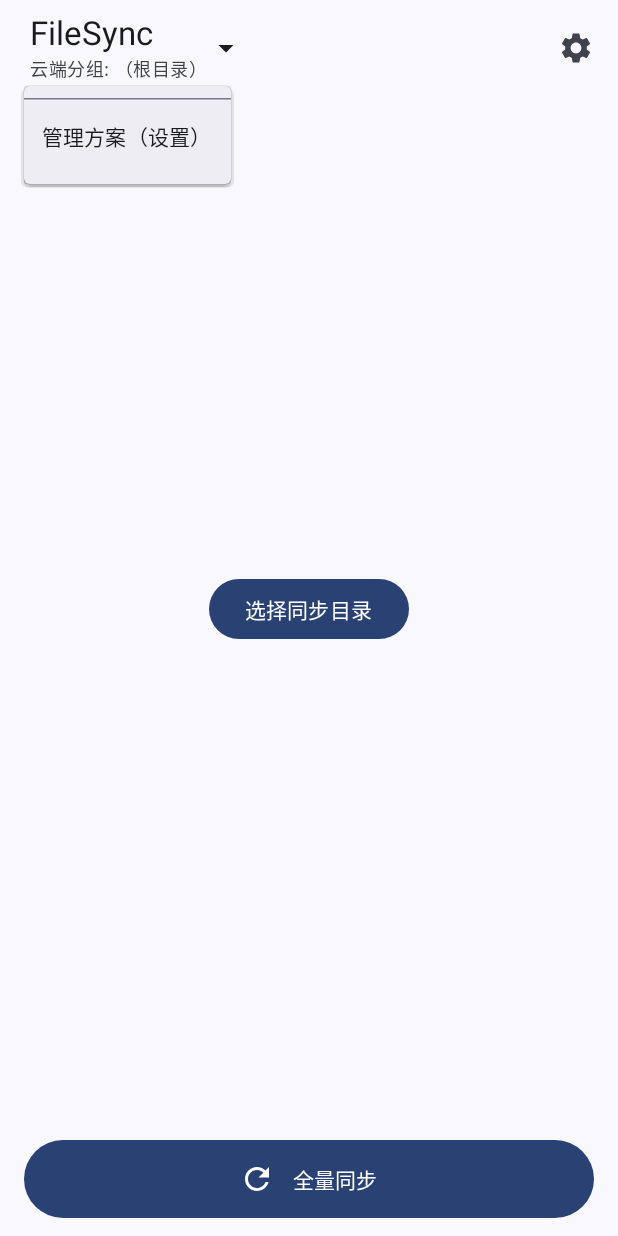
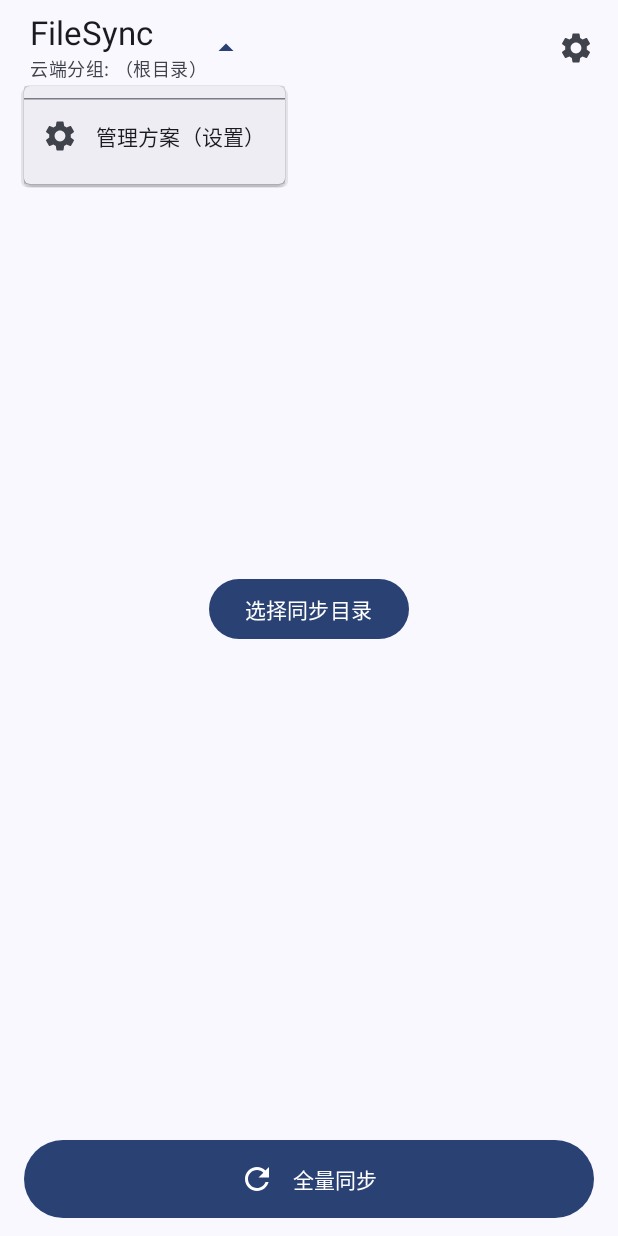
Before and after one commit to miunerofrade/FileSync, an Android app built with Jetpack Compose: the screen it shows after launch (MainActivity), after a tap on "FileSync", on a phone screen of 412 x 824 dp. Run offline under Robolectric (Android 15) with nearby library versions, the phone set to English and light mode, and no system bars; libraries missing offline, so code that uses them is left out: androidx.compose.ui, androidx.lifecycle, io.noties.markwon, kotlin.math.max, kotlin.math.min and 5 more; network calls fail.

Commit message:
方案切换菜单重样式化（M3 Menu 规范）：容器 surfaceContainer+extraSmall 形状+色调层级，选中方案 primary 标题+leading 蓝勾，管理项带图标，caret 主题色+展开旋转

```diff
--- a/android/app/src/main/java/com/filesync/app/MainActivity.kt
+++ b/android/app/src/main/java/com/filesync/app/MainActivity.kt
@@ -25,6 +25,7 @@ import androidx.compose.animation.SharedTransitionScope
 import androidx.compose.animation.animateColorAsState
 import androidx.compose.animation.core.LinearEasing
 import androidx.compose.animation.core.animateFloat
+import androidx.compose.animation.core.animateFloatAsState
 import androidx.compose.animation.core.infiniteRepeatable
 import androidx.compose.animation.core.rememberInfiniteTransition
 import androidx.compose.animation.core.tween
@@ -785,6 +786,10 @@ private fun MainScreen(model: AppModel) {
                     var menuOpen by remember { mutableStateOf(false) }
                     val cur = model.currentProfile()
                     Box {
+                        val caretRot by animateFloatAsState(
+                            if (menuOpen) 180f else 0f,
+                            label = "caret",
+                        )
                         Row(
                             Modifier
                                 .clip(RoundedCornerShape(10.dp))
@@ -807,18 +812,37 @@ private fun MainScreen(model: AppModel) {
                                     color = MaterialTheme.colorScheme.onSurfaceVariant,
                                 )
                             }
-                            Icon(Icons.Default.ArrowDropDown, contentDescription = "切换同步方案")
+                            Icon(
+                                Icons.Default.ArrowDropDown,
+                                contentDescription = "切换同步方案",
+                                tint = MaterialTheme.colorScheme.primary,
+                                modifier = Modifier.graphicsLayer { rotationZ = caretRot },
+                            )
                         }
                         DropdownMenu(
                             expanded = menuOpen,
                             onDismissRequest = { menuOpen = false },
+                            // M3 Menu 规范：容器 surfaceContainer + extra-small 形状 + 色调层级
+                            shape = MaterialTheme.shapes.extraSmall,
+                            containerColor = MaterialTheme.colorScheme.surfaceContainer,
+                            tonalElevation = 3.dp,
+                            shadowElevation = 8.dp,
                         ) {
                             model.profiles.forEach { p ->
+                                val selected = p.id == model.currentId
                                 DropdownMenuItem(
                                     text = {
                                         Column {
-                                            Text(p.name + (p.treeUri?.let { "" } ?: "（未选目录）"))
-                                            // 同名方案靠分组区分
+                                            Text(
+                                                p.name + (p.treeUri?.let { "" } ?: "（未选目录）"),
+                                                style = MaterialTheme.typography.labelLarge,
+                                                color = if (selected) {
+                                                    MaterialTheme.colorScheme.primary
+                                                } else {
+                                                    MaterialTheme.colorScheme.onSurface
+                                                },
+                                            )
+                                            // 同名方案靠分组副文本区分
                                             Text(
                                                 "云端分组: " + p.subDir.trim().ifEmpty { "（根目录）" },
                                                 style = MaterialTheme.typography.bodySmall,
@@ -826,9 +850,15 @@ private fun MainScreen(model: AppModel) {
                                             )
                                         }
                                     },
-                                    trailingIcon = {
-                                        if (p.id == model.currentId) {
-                                            Icon(Icons.Default.Check, contentDescription = null)
+                                    leadingIcon = {
+                                        if (selected) {
+                                            Icon(
+                                                Icons.Default.Check,
+                                                contentDescription = null,
+                                                tint = MaterialTheme.colorScheme.primary,
+                                            )
+                                        } else {
+                                            Spacer(Modifier.width(24.dp)) // 未选中占位，保持文字对齐
                                         }
                                     },
                                     onClick = {
@@ -837,9 +867,22 @@ private fun MainScreen(model: AppModel) {
                                     },
                                 )
                             }
-                            HorizontalDivider()
+                            HorizontalDivider(color = MaterialTheme.colorScheme.outlineVariant)
                             DropdownMenuItem(
-                                text = { Text("管理方案（设置）") },
+                                text = {
+                                    Text(
+                                        "管理方案（设置）",
+                                        style = MaterialTheme.typography.labelLarge,
+                                        color = MaterialTheme.colorScheme.onSurface,
+                                    )
+                                },
+                                leadingIcon = {
+                                    Icon(
+                                        Icons.Default.Settings,
+                                        contentDescription = null,
+                                        tint = MaterialTheme.colorScheme.onSurfaceVariant,
+                                    )
+                                },
                                 onClick = {
                                     menuOpen = false
                                     model.screen = Screen.Settings
```
